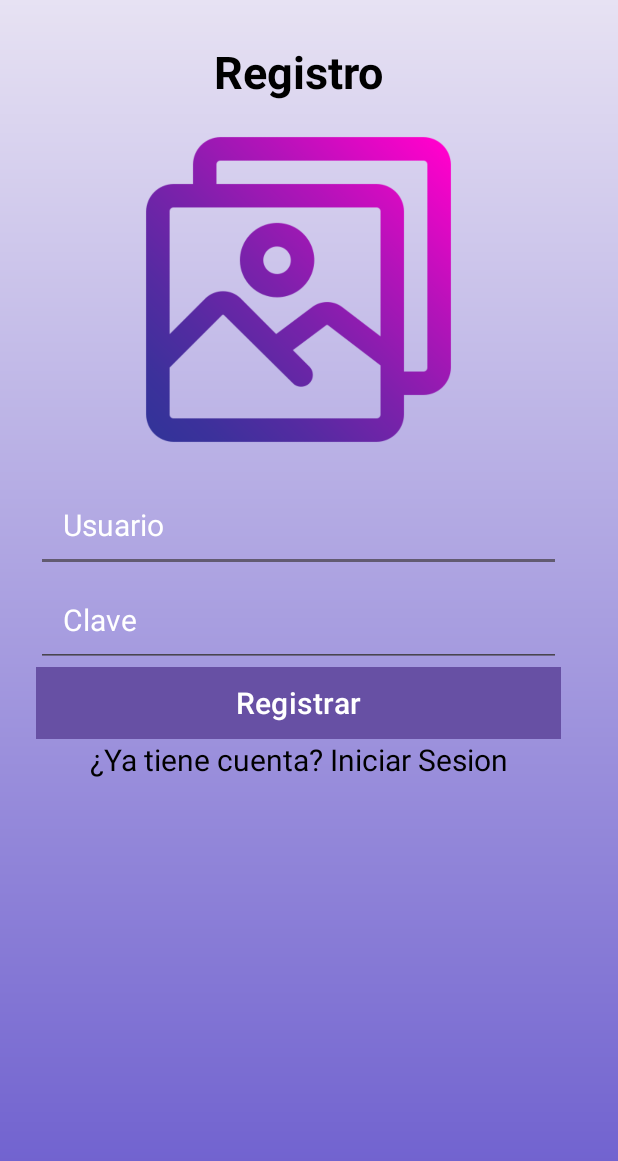
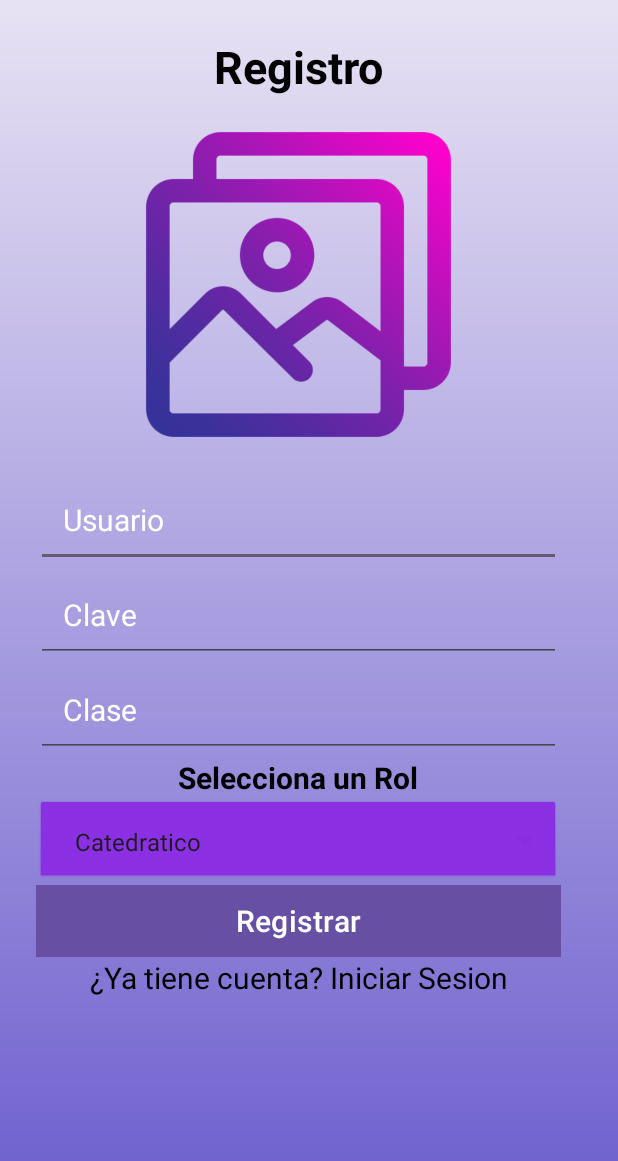
Before and after one commit to xNaty15/Proyect_FaceDetection, an Android app: the Registro screen opened directly, with no data from a screen before it, on a phone screen of 412 x 824 dp. Shown: the top 1161 px of the screen. Run offline under Robolectric (Android 15) with nearby library versions, the phone set to English and light mode, and no system bars.

Commit message:
Actualizacion de Registro desde la shell*

```diff
--- a/app/src/main/java/hn/uth/grupo2face_detection/Login/Login.java
+++ b/app/src/main/java/hn/uth/grupo2face_detection/Login/Login.java
@@ -98,7 +98,7 @@ public class Login extends AppCompatActivity {
         }
     }
 
-    // Resultado del permiso
+    // Listo, te gusta como esta?
 
 
 
--- a/app/src/main/java/hn/uth/grupo2face_detection/Login/Registro.java
+++ b/app/src/main/java/hn/uth/grupo2face_detection/Login/Registro.java
@@ -7,6 +7,7 @@ import android.net.Uri;
 import android.os.Bundle;
 import android.provider.MediaStore;
 import android.widget.ImageView;
+import android.widget.Spinner;
 import android.widget.TextView;
 import android.widget.Toast;
 
@@ -53,6 +54,8 @@ public class Registro extends AppCompatActivity {
             seleccionarImagen();
         });
 
+
+
     }
 
     private void seleccionarImagen() {
--- a/app/src/main/res/layout/activity_registro.xml
+++ b/app/src/main/res/layout/activity_registro.xml
@@ -13,7 +13,7 @@
 
     <LinearLayout
         android:layout_width="350dp"
-        android:layout_height="500dp"
+        android:layout_height="wrap_content"
         android:gravity="center"
         android:orientation="vertical"
 
@@ -59,15 +59,46 @@
             android:padding="18dp"
             android:textColor="@color/white"
             />
+        <EditText
+            android:layout_width="match_parent"
+            android:layout_height="wrap_content"
+            android:id="@+id/txtClase"
+            android:hint="Clase"
+            android:inputType="text"
+            android:textColorHint="@color/white"
+            android:textSize="20sp"
+            android:padding="18dp"
+            android:textColor="@color/white"
+            />
+
+        <TextView
+            android:layout_width="match_parent"
+            android:layout_height="wrap_content"
+            android:text="Selecciona un Rol"
+            android:textAlignment="center"
+            android:textSize="20sp"
+            android:textColor="@color/black"
+            android:textStyle="bold"
+            />
+        <Spinner
+
+            android:id="@+id/spinner_roles"
+        android:layout_width="match_parent"
+        android:layout_height="wrap_content"
+        android:padding="18dp"
+            android:backgroundTint="@color/purple"
+        android:background="@android:drawable/btn_dropdown"
+            android:entries="@array/roles_array"
+        />
 
         <Button
             android:id="@+id/btnRegistro"
             android:layout_width="match_parent"
             android:layout_height="wrap_content"
+            android:background="#6a5bcd"
             android:text="Registrar"
+            android:textColor="@color/white"
             android:textSize="20sp"
-            android:textColor="@color/white"
-            android:background="#6a5bcd"
             />
 
         <TextView
--- a/app/src/main/res/values/colors.xml
+++ b/app/src/main/res/values/colors.xml
@@ -2,4 +2,5 @@
 <resources>
     <color name="black">#FF000000</color>
     <color name="white">#FFFFFFFF</color>
+    <color name="purple">#8A2BE2</color>
 </resources>
--- a/app/src/main/res/values/strings.xml
+++ b/app/src/main/res/values/strings.xml
@@ -3,4 +3,10 @@
     <string name="title_activity_menu">Menu</string>
     <string name="tab_text_1">Tab 1</string>
     <string name="tab_text_2">Tab 2</string>
+
+    <string-array name="roles_array">
+
+        <item>Catedratico</item>
+        <item>Alumno</item>
+    </string-array>
 </resources>
```
